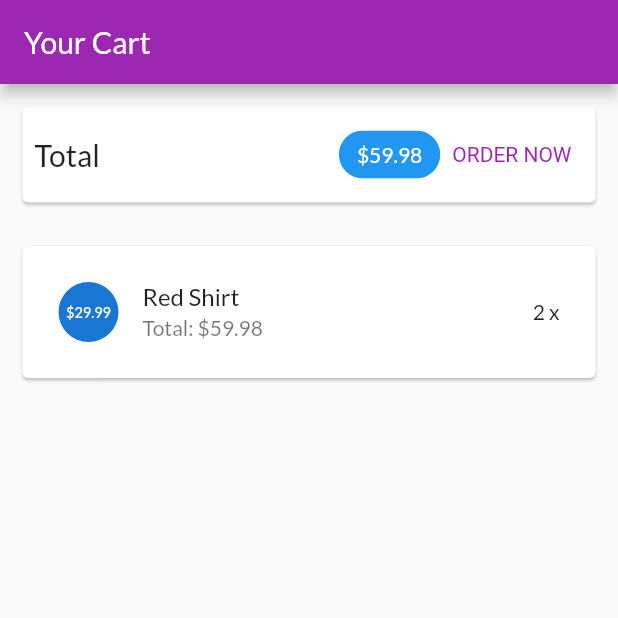
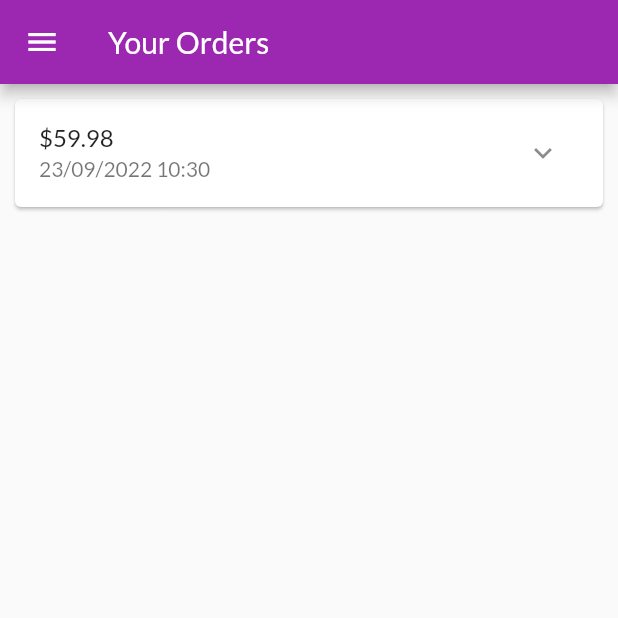
Before and after one commit to nguyentruongvu123/example_project, a Flutter app: the screen it shows after launch, on a phone screen of 412 x 824 dp, the top half of it. Run offline on Flutter 3.47's test engine with Material 2 defaults, Android fonts, the phone set to English and light mode, and no system bars.

Commit message:
Xay dung trang cac dat hang

```diff
--- a/lib/main.dart
+++ b/lib/main.dart
@@ -5,6 +5,7 @@ import 'ui/products/products_manager.dart';
 import 'ui/products/product_overview_screen.dart';
 import 'ui/products/user_products_screen.dart';
 import 'ui/cart/cart_screen.dart';
+import 'ui/orders/orders_screen.dart';
 
 
 void main() {
@@ -28,7 +29,7 @@ class MyApp extends StatelessWidget {
         ),
       ),
       home: const SafeArea(
-        child: CartScreen(),
+        child: OrdersScreen(),
       ),
     );
   }
--- /dev/null
+++ b/lib/models/order_item.dart
@@ -0,0 +1,33 @@
+import 'cart_item.dart';
+
+class OrderItem {
+  final String? id;
+  final double amount;
+  final List<CartItem> products;
+  final DateTime dateTime;
+
+  int get productCount {
+    return products.length;
+  }
+
+  OrderItem({
+    this.id,
+    required this.amount,
+    required this.products,
+    DateTime? dateTime,
+  }) : dateTime = dateTime ?? DateTime.now();
+
+  OrderItem copyWith({
+    String? id,
+    double? amount,
+    List<CartItem>? products,
+    DateTime? dateTime,
+  }) {
+    return OrderItem(
+      id: id ?? this.id,
+      amount: amount ?? this.amount,
+      products: products ?? this.products,
+      dateTime: dateTime ?? this.dateTime,
+    );
+  }
+}
--- /dev/null
+++ b/lib/ui/orders/order_item_card.dart
@@ -0,0 +1,81 @@
+import 'dart:math';
+
+import 'package:flutter/material.dart';
+import 'package:intl/intl.dart';
+
+import '../../models/order_item.dart';
+
+class OrderItemCard extends StatefulWidget {
+  final OrderItem order;
+
+  const OrderItemCard(this.order, {super.key});
+
+  @override
+  State<OrderItemCard> createState() => _OrderItemCardState();
+}
+
+class _OrderItemCardState extends State<OrderItemCard> {
+  var _expanded = false;
+
+  @override
+  Widget build(BuildContext context) {
+    return Card(
+      margin: const EdgeInsets.all(10),
+      child: Column(
+        children: <Widget>[
+          buildOrderSummary(),
+          if (_expanded) buildOrderDetails()
+        ],
+      ),
+    );
+  }
+
+  Widget buildOrderDetails() {
+    return Container(
+      padding: const EdgeInsets.symmetric(horizontal: 15, vertical: 4),
+      height: min(widget.order.productCount * 20.0 + 10, 100),
+      child: ListView(
+        children: widget.order.products
+            .map(
+              (prod) => Row(
+                mainAxisAlignment: MainAxisAlignment.spaceBetween,
+                children: <Widget>[
+                  Text(
+                    prod.title,
+                    style: const TextStyle(
+                      fontSize: 18,
+                      fontWeight: FontWeight.bold,
+                    ),
+                  ),
+                  Text(
+                    '${prod.quantity}x \$${prod.price}',
+                    style: const TextStyle(
+                      fontSize: 18,
+                      color: Colors.grey,
+                    ),
+                  )
+                ],
+              ),
+            )
+            .toList(),
+      ),
+    );
+  }
+
+  Widget buildOrderSummary() {
+    return ListTile(
+      title: Text('\$${widget.order.amount}'),
+      subtitle: Text(
+        DateFormat('dd/MM/yyyy hh:mm').format(widget.order.dateTime),
+      ),
+      trailing: IconButton(
+        icon: Icon(_expanded ? Icons.expand_less : Icons.expand_more),
+        onPressed: () {
+          setState(() {
+            _expanded = !_expanded;
+          });
+        },
+      ),
+    );
+  }
+}
--- /dev/null
+++ b/lib/ui/orders/order_manager.dart
@@ -0,0 +1,30 @@
+import 'package:flutter/cupertino.dart';
+
+import '../../models/cart_item.dart';
+import '../../models/order_item.dart';
+
+class OrdersManager with ChangeNotifier {
+  final List<OrderItem> _orders = [
+    OrderItem(
+      id: 'o1',
+      amount: 59.98,
+      products: [
+        CartItem(
+          id: 'c1',
+          title: 'Red Shirt',
+          price: 29.99,
+          quantity: 2,
+        )
+      ],
+      dateTime: DateTime.now(),
+    )
+  ];
+
+  int get orderCount {
+    return _orders.length;
+  }
+
+  List<OrderItem> get orders {
+    return [..._orders];
+  }
+}
--- /dev/null
+++ b/lib/ui/orders/orders_screen.dart
@@ -0,0 +1,26 @@
+import 'package:flutter/material.dart';
+import '../shared/app_drawer.dart';
+
+import 'order_manager.dart';
+import 'order_item_card.dart';
+
+class OrdersScreen extends StatelessWidget {
+  static const routeName = '/oeders';
+  const OrdersScreen({super.key});
+
+  @override
+  Widget build(BuildContext context) {
+    print('building orders');
+    final ordersManager = OrdersManager();
+    return Scaffold(
+      appBar: AppBar(
+        title: const Text('Your Orders'),
+      ),
+      drawer: const AppDrawer(),
+      body: ListView.builder(
+        itemCount: ordersManager.orderCount,
+        itemBuilder: (ctx, i) => OrderItemCard(ordersManager.orders[i]),
+      ),
+    );
+  }
+}
--- a/pubspec.yaml
+++ b/pubspec.yaml
@@ -31,6 +31,7 @@ environment:
 dependencies:
   flutter:
     sdk: flutter
+  intl: ^0.17.0
 
 
   # The following adds the Cupertino Icons font to your application.
```
Also changed, not shown: pubspec.lock.
